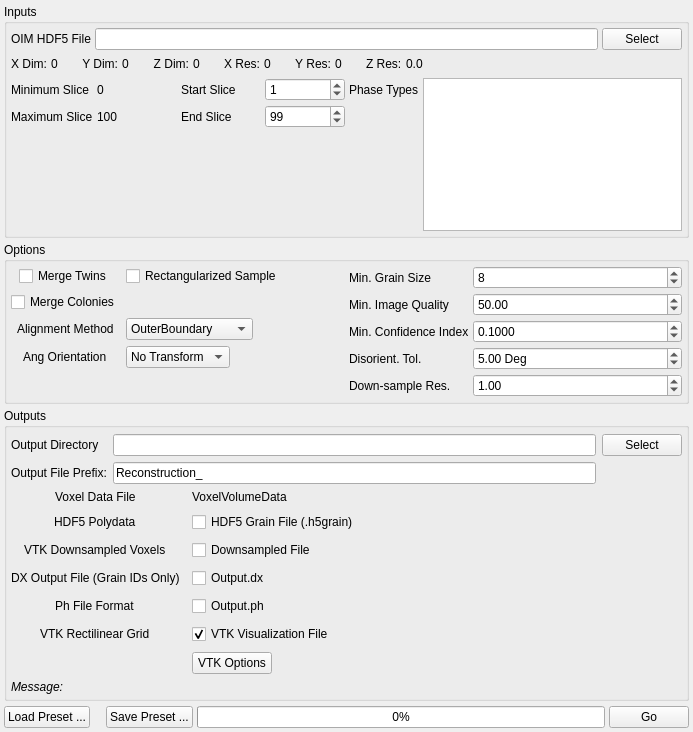
Qt form Source/Plugins/Reconstruction/UI/ReconstructionWidget.ui (BlueQuartzSoftware/DREAM3D) before a commit.
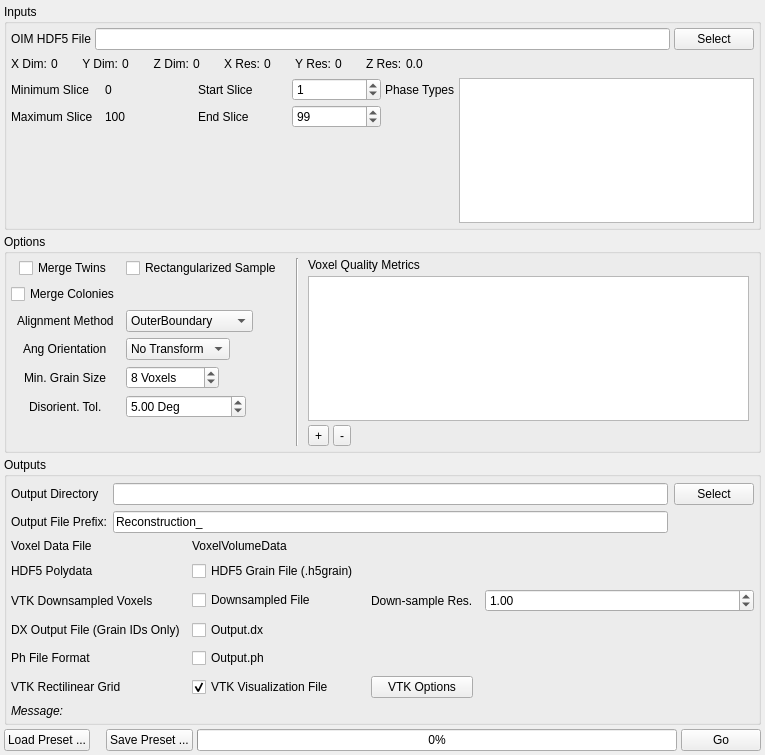
The same form after that commit. Icons and pictures are not drawn. Custom widgets are drawn as their Qt base class.

Commit message: Adding a Quality Metric Filter to the Reconstruction Pipeline where the user selects the specific fields from the EBSD data that will determine if the voxel is considered good or bad. There are compile issues in the ReconstructionFunc class that are preventing any testing

What changed in the file:
```diff
--- a/Source/Plugins/Reconstruction/UI/ReconstructionWidget.ui
+++ b/Source/Plugins/Reconstruction/UI/ReconstructionWidget.ui
@@ -6,8 +6,8 @@
    <rect>
     <x>0</x>
     <y>0</y>
-    <width>693</width>
-    <height>732</height>
+    <width>765</width>
+    <height>755</height>
    </rect>
   </property>
   <property name="sizePolicy">
@@ -405,6 +405,27 @@
         <property name="rightMargin">
          <number>10</number>
         </property>
+        <item row="3" column="0">
+         <widget class="QCheckBox" name="m_MergeTwins">
+          <property name="text">
+           <string>Merge Twins</string>
+          </property>
+         </widget>
+        </item>
+        <item row="3" column="1">
+         <widget class="QCheckBox" name="m_FillinSample">
+          <property name="text">
+           <string>Rectangularized Sample</string>
+          </property>
+         </widget>
+        </item>
+        <item row="5" column="0">
+         <widget class="QCheckBox" name="m_MergeColonies">
+          <property name="text">
+           <string>Merge Colonies</string>
+          </property>
+         </widget>
+        </item>
         <item row="6" column="0">
          <widget class="QLabel" name="label_34">
           <property name="text">
@@ -470,78 +491,37 @@
           </item>
          </widget>
         </item>
-        <item row="3" column="1">
-         <widget class="QCheckBox" name="m_FillinSample">
+        <item row="8" column="0">
+         <widget class="QLabel" name="label_8">
           <property name="text">
-           <string>Rectangularized Sample</string>
+           <string>Min. Grain Size</string>
           </property>
          </widget>
         </item>
-        <item row="3" column="0">
-         <widget class="QCheckBox" name="m_MergeTwins">
-          <property name="text">
-           <string>Merge Twins</string>
+        <item row="8" column="1">
+         <widget class="QSpinBox" name="m_MinAllowedGrainSize">
+          <property name="suffix">
+           <string> Voxels</string>
           </property>
-         </widget>
-        </item>
-        <item row="5" column="0">
-         <widget class="QCheckBox" name="m_MergeColonies">
-          <property name="text">
-           <string>Merge Colonies</string>
+          <property name="minimum">
+           <number>1</number>
           </property>
-         </widget>
-        </item>
-       </layout>
-      </item>
-      <item>
-       <layout class="QFormLayout" name="formLayout_3">
-        <property name="fieldGrowthPolicy">
-         <enum>QFormLayout::AllNonFixedFieldsGrow</enum>
-        </property>
-        <item row="1" column="0">
-         <widget class="QLabel" name="label_31">
-          <property name="text">
-           <string>Min. Image Quality</string>
-          </property>
-         </widget>
-        </item>
-        <item row="1" column="1">
-         <widget class="QDoubleSpinBox" name="m_MinImageQuality">
           <property name="maximum">
-           <double>50000.000000000000000</double>
+           <number>1000</number>
           </property>
-          <property name="singleStep">
-           <double>10.000000000000000</double>
-          </property>
           <property name="value">
-           <double>50.000000000000000</double>
+           <number>8</number>
           </property>
          </widget>
         </item>
-        <item row="2" column="1">
-         <widget class="QDoubleSpinBox" name="m_MinConfidence">
-          <property name="decimals">
-           <number>4</number>
-          </property>
-          <property name="maximum">
-           <double>1.000000000000000</double>
-          </property>
-          <property name="singleStep">
-           <double>0.100000000000000</double>
-          </property>
-          <property name="value">
-           <double>0.100000000000000</double>
-          </property>
-         </widget>
-        </item>
-        <item row="3" column="0">
+        <item row="9" column="0">
          <widget class="QLabel" name="label_10">
           <property name="text">
            <string>Disorient. Tol.</string>
           </property>
          </widget>
         </item>
-        <item row="3" column="1">
+        <item row="9" column="1">
          <widget class="QDoubleSpinBox" name="m_MisOrientationTolerance">
           <property name="minimumSize">
            <size>
@@ -566,46 +546,102 @@
           </property>
          </widget>
         </item>
-        <item row="2" column="0">
+       </layout>
+      </item>
+      <item>
+       <widget class="Line" name="line">
+        <property name="orientation">
+         <enum>Qt::Vertical</enum>
+        </property>
+       </widget>
+      </item>
+      <item>
+       <layout class="QVBoxLayout" name="verticalLayout_3">
+        <property name="spacing">
+         <number>4</number>
+        </property>
+        <property name="sizeConstraint">
+         <enum>QLayout::SetDefaultConstraint</enum>
+        </property>
+        <property name="leftMargin">
+         <number>5</number>
+        </property>
+        <property name="rightMargin">
+         <number>5</number>
+        </property>
+        <property name="bottomMargin">
+         <number>0</number>
+        </property>
+        <item>
          <widget class="QLabel" name="label_9">
           <property name="text">
-           <string>Min. Confidence Index</string>
+           <string>Voxel Quality Metrics</string>
           </property>
          </widget>
         </item>
-        <item row="0" column="1">
-         <widget class="QSpinBox" name="m_MinAllowedGrainSize">
-          <property name="minimum">
-           <number>1</number>
+        <item>
+         <widget class="QTableView" name="m_QualityMetricTableView">
+          <property name="editTriggers">
+           <set>QAbstractItemView::AnyKeyPressed|QAbstractItemView::EditKeyPressed|QAbstractItemView::SelectedClicked</set>
           </property>
-          <property name="maximum">
-           <number>1000</number>
+          <property name="alternatingRowColors">
+           <bool>true</bool>
           </property>
-          <property name="value">
-           <number>8</number>
+          <property name="showGrid">
+           <bool>false</bool>
           </property>
-         </widget>
-        </item>
-        <item row="0" column="0">
-         <widget class="QLabel" name="label_8">
-          <property name="text">
-           <string>Min. Grain Size</string>
+          <property name="cornerButtonEnabled">
+           <bool>false</bool>
           </property>
+          <attribute name="horizontalHeaderDefaultSectionSize">
+           <number>120</number>
+          </attribute>
+          <attribute name="verticalHeaderVisible">
+           <bool>false</bool>
+          </attribute>
          </widget>
         </item>
-        <item row="4" column="0">
-         <widget class="QLabel" name="label_46">
-          <property name="text">
-           <string>Down-sample Res.</string>
+        <item>
+         <layout class="QHBoxLayout" name="horizontalLayout_2">
+          <property name="topMargin">
+           <number>0</number>
           </property>
-         </widget>
-        </item>
-        <item row="4" column="1">
-         <widget class="QDoubleSpinBox" name="m_DownSampleFactor">
-          <property name="value">
-           <double>1.000000000000000</double>
-          </property>
-         </widget>
+          <item>
+           <widget class="QToolButton" name="addQualityMetric">
+            <property name="text">
+             <string>+</string>
+            </property>
+            <property name="icon">
+             <iconset resource="../../../../Resources/icons/images/Icons.qrc">
+              <normaloff>:/plus.png</normaloff>:/plus.png</iconset>
+            </property>
+           </widget>
+          </item>
+          <item>
+           <widget class="QToolButton" name="removeQualityMetric">
+            <property name="text">
+             <string>-</string>
+            </property>
+            <property name="icon">
+             <iconset resource="../../../../Resources/icons/images/Icons.qrc">
+              <normaloff>:/minus.png</normaloff>:/minus.png</iconset>
+            </property>
+           </widget>
+          </item>
+          <item>
+           <spacer name="horizontalSpacer_8">
+            <property name="orientation">
+             <enum>Qt::Horizontal</enum>
+            </property>
+            <property name="sizeHint" stdset="0">
+             <size>
+              <width>40</width>
+              <height>20</height>
+             </size>
+            </property>
+           </spacer>
+          </item>
+         </layout>
         </item>
        </layout>
       </item>
@@ -669,44 +705,35 @@
        </layout>
       </item>
       <item>
-       <layout class="QFormLayout" name="formLayout">
-        <property name="fieldGrowthPolicy">
-         <enum>QFormLayout::FieldsStayAtSizeHint</enum>
-        </property>
-        <property name="labelAlignment">
-         <set>Qt::AlignCenter</set>
-        </property>
-        <property name="formAlignment">
-         <set>Qt::AlignLeading|Qt::AlignLeft|Qt::AlignTop</set>
-        </property>
+       <layout class="QGridLayout" name="gridLayout_4">
         <property name="horizontalSpacing">
          <number>12</number>
         </property>
         <property name="verticalSpacing">
          <number>8</number>
         </property>
-        <item row="1" column="1">
-         <widget class="QLabel" name="m_H5VoxelFile">
-          <property name="text">
-           <string>VoxelVolumeData</string>
-          </property>
-         </widget>
-        </item>
-        <item row="1" column="0">
+        <item row="0" column="0">
          <widget class="QLabel" name="label_12">
           <property name="text">
            <string>Voxel Data File</string>
           </property>
          </widget>
         </item>
-        <item row="2" column="0">
+        <item row="0" column="1">
+         <widget class="QLabel" name="m_H5VoxelFile">
+          <property name="text">
+           <string>VoxelVolumeData</string>
+          </property>
+         </widget>
+        </item>
+        <item row="1" column="0">
          <widget class="QLabel" name="label_19">
           <property name="text">
            <string>HDF5 Polydata</string>
           </property>
          </widget>
         </item>
-        <item row="2" column="1">
+        <item row="1" column="1">
          <widget class="QCheckBox" name="m_HDF5GrainFile">
           <property name="text">
            <string>HDF5 Grain File (.h5grain)</string>
@@ -716,7 +743,14 @@
           </property>
          </widget>
         </item>
-        <item row="3" column="1">
+        <item row="2" column="0">
+         <widget class="QLabel" name="label_21">
+          <property name="text">
+           <string>VTK Downsampled Voxels</string>
+          </property>
+         </widget>
+        </item>
+        <item row="2" column="1">
          <widget class="QCheckBox" name="m_DownSampledVizFile">
           <property name="text">
            <string>Downsampled File</string>
@@ -726,45 +760,31 @@
           </property>
          </widget>
         </item>
-        <item row="4" column="1">
-         <widget class="QCheckBox" name="m_DxFile">
-          <property name="text">
-           <string>Output.dx</string>
-          </property>
-          <property name="checked">
-           <bool>false</bool>
-          </property>
-         </widget>
-        </item>
-        <item row="4" column="0">
+        <item row="3" column="0">
          <widget class="QLabel" name="label_20">
           <property name="text">
            <string>DX Output File (Grain IDs Only)</string>
           </property>
          </widget>
         </item>
-        <item row="3" column="0">
-         <widget class="QLabel" name="label_21">
+        <item row="3" column="1">
+         <widget class="QCheckBox" name="m_DxFile">
           <property name="text">
-           <string>VTK Downsampled Voxels</string>
+           <string>Output.dx</string>
           </property>
-         </widget>
-        </item>
-        <item row="6" column="0">
-         <widget class="QLabel" name="label_18">
-          <property name="text">
-           <string>VTK Rectilinear Grid</string>
+          <property name="checked">
+           <bool>false</bool>
           </property>
          </widget>
         </item>
-        <item row="5" column="0">
+        <item row="4" column="0">
          <widget class="QLabel" name="label_22">
           <property name="text">
            <string>Ph File Format</string>
           </property>
          </widget>
         </item>
-        <item row="5" column="1">
+        <item row="4" column="1">
          <widget class="QCheckBox" name="m_PhFile">
           <property name="text">
            <string>Output.ph</string>
@@ -774,7 +794,14 @@
           </property>
          </widget>
         </item>
-        <item row="6" column="1">
+        <item row="5" column="0">
+         <widget class="QLabel" name="label_18">
+          <property name="text">
+           <string>VTK Rectilinear Grid</string>
+          </property>
+         </widget>
+        </item>
+        <item row="5" column="1">
          <widget class="QCheckBox" name="m_VisualizationVizFile">
           <property name="text">
            <string>VTK Visualization File</string>
@@ -784,13 +811,40 @@
           </property>
          </widget>
         </item>
-        <item row="7" column="1">
+        <item row="5" column="2">
          <widget class="QPushButton" name="m_VtkOptionsBtn">
           <property name="text">
            <string>VTK Options</string>
           </property>
          </widget>
         </item>
+        <item row="5" column="3">
+         <spacer name="horizontalSpacer_7">
+          <property name="orientation">
+           <enum>Qt::Horizontal</enum>
+          </property>
+          <property name="sizeHint" stdset="0">
+           <size>
+            <width>40</width>
+            <height>20</height>
+           </size>
+          </property>
+         </spacer>
+        </item>
+        <item row="2" column="2">
+         <widget class="QLabel" name="label_46">
+          <property name="text">
+           <string>Down-sample Res.</string>
+          </property>
+         </widget>
+        </item>
+        <item row="2" column="3">
+         <widget class="QDoubleSpinBox" name="m_DownSampleFactor">
+          <property name="value">
+           <double>1.000000000000000</double>
+          </property>
+         </widget>
+        </item>
        </layout>
       </item>
       <item>
```
Left out of the diff: 1 changed line with no effect on the pictures. The commit also changes 22 other files.
